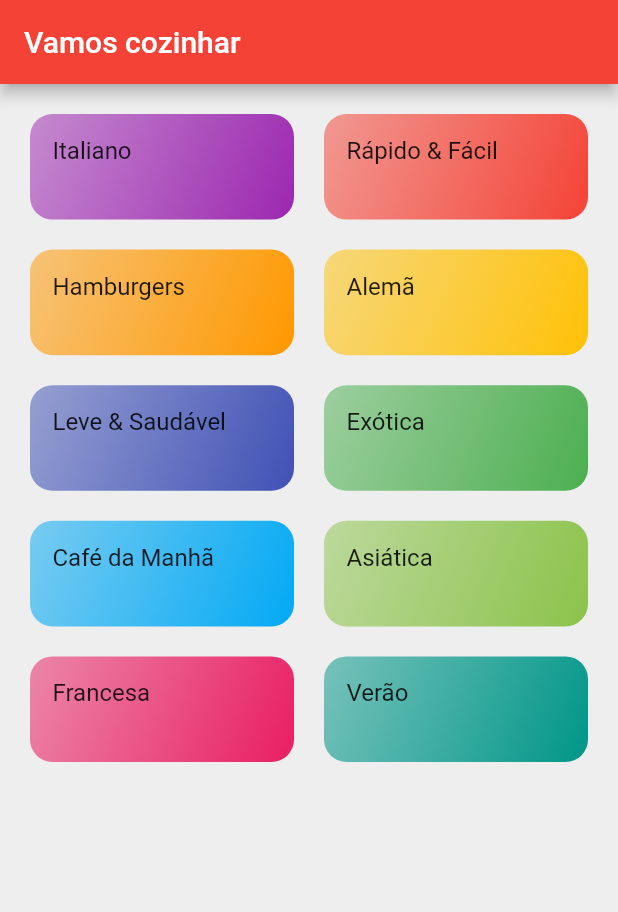
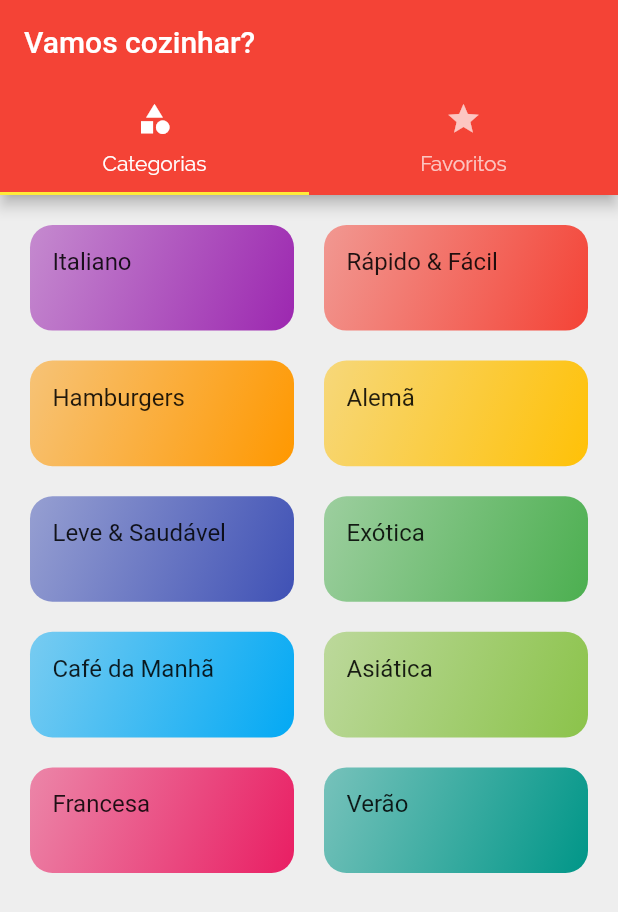
Before and after one commit to LRScudeletti/flutter-meals, a Flutter app: the screen it shows after launch, on a phone screen of 412 x 824 dp. Shown: the top 912 px of the screen. Run offline on Flutter 3.47's test engine with Material 2 defaults, Android fonts, the phone set to English and light mode, and no system bars.

Commit message:
Adicionado tabbar na tela principal

```diff
--- a/lib/main.dart
+++ b/lib/main.dart
@@ -3,6 +3,7 @@ import 'package:projeto_meals/Utils/app_routes.dart';
 import 'package:projeto_meals/screens/categories_meals_screen.dart';
 import 'package:projeto_meals/screens/categories_screen.dart';
 import 'package:projeto_meals/screens/meal_detail_screen.dart';
+import 'package:projeto_meals/screens/tabs_screen.dart';
 
 void main() => runApp(const MyApp());
 
@@ -25,7 +26,7 @@ class MyApp extends StatelessWidget {
             )),
       ),
       routes: {
-        AppRoutes.home: (ctx) => const CategoriesScreen(),
+        AppRoutes.home: (ctx) => const TabsScreen(),
         AppRoutes.categoriesMeals: (ctx) => const CategoriesMealsScreen(),
         AppRoutes.mealDetail: (ctx) => const MealDetailScreen(),
       },
--- a/lib/screens/categories_screen.dart
+++ b/lib/screens/categories_screen.dart
@@ -7,11 +7,7 @@ class CategoriesScreen extends StatelessWidget {
 
   @override
   Widget build(BuildContext context) {
-    return Scaffold(
-      appBar: AppBar(
-        title: const Text("Vamos cozinhar"),
-      ),
-      body: GridView(
+    return GridView(
       padding: const EdgeInsets.all(20),
       gridDelegate: SliverGridDelegateWithMaxCrossAxisExtent(
         maxCrossAxisExtent: 200,
@@ -22,7 +18,6 @@ class CategoriesScreen extends StatelessWidget {
       children: dummyCategories.map((cat) {
         return CategoryItem(cat);
       }).toList(),
-      ),
     );
   }
 }
--- /dev/null
+++ b/lib/screens/favorite_screen.dart
@@ -0,0 +1,12 @@
+import 'package:flutter/material.dart';
+
+class FavoriteScreen extends StatelessWidget {
+  const FavoriteScreen({Key? key}) : super(key: key);
+
+  @override
+  Widget build(BuildContext context) {
+    return Center(
+      child: Text('Minhas receitas favoritas.'),
+    );
+  }
+}
--- /dev/null
+++ b/lib/screens/tabs_screen.dart
@@ -0,0 +1,41 @@
+import 'package:flutter/material.dart';
+import 'package:projeto_meals/screens/categories_screen.dart';
+import 'package:projeto_meals/screens/favorite_screen.dart';
+
+class TabsScreen extends StatelessWidget {
+  const TabsScreen({Key? key}) : super(key: key);
+
+  @override
+  Widget build(BuildContext context) {
+    return DefaultTabController(
+      length: 2,
+      child: Scaffold(
+        appBar: AppBar(
+          title: const Text('Vamos cozinhar?'),
+          bottom: const TabBar(
+            tabs: [
+              Tab(
+                icon: Icon(
+                  Icons.category,
+                ),
+                text: 'Categorias',
+              ),
+              Tab(
+                icon: Icon(
+                  Icons.star,
+                ),
+                text: 'Favoritos',
+              ),
+            ],
+          ),
+        ),
+        body: const TabBarView(
+          children: [
+            CategoriesScreen(),
+            FavoriteScreen(),
+          ],
+        ),
+      ),
+    );
+  }
+}
```
Lines whose indentation alone changed are shown as unchanged.
